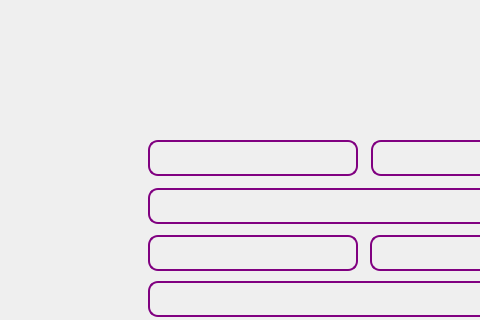
Before: the Qt Designer form Login/signupwindow.ui in Mamad-MD/JukeBox-MusicPlayer-, drawn with Qt 5; both pictures show x 0 to 480 and y 0 to 320 of the 800 by 450 pixel window.
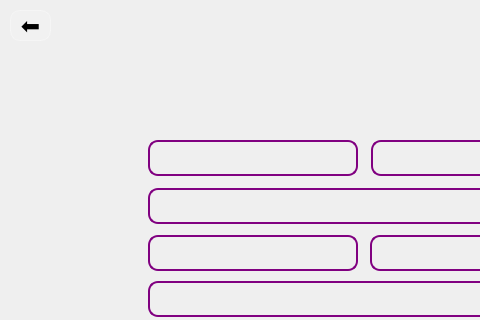
After: the same form once the commit is applied. Icons and pictures are not drawn.

Diff of the .ui file:
```diff
--- a/Login/signupwindow.ui
+++ b/Login/signupwindow.ui
@@ -26,6 +26,7 @@
     <property name="font">
      <font>
       <family>Fira Code</family>
+      <pointsize>12</pointsize>
      </font>
     </property>
     <property name="styleSheet">
@@ -267,6 +268,43 @@
      <string/>
     </property>
    </widget>
+   <widget class="QPushButton" name="goToLoginButton">
+    <property name="geometry">
+     <rect>
+      <x>10</x>
+      <y>10</y>
+      <width>41</width>
+      <height>31</height>
+     </rect>
+    </property>
+    <property name="font">
+     <font>
+      <pointsize>17</pointsize>
+     </font>
+    </property>
+    <property name="styleSheet">
+     <string notr="true">QPushButton {
+    background-color: rgba(255, 255, 255, 30); /* حالت نیمه شفاف */
+    border: 1px solid rgba(255, 255, 255, 80);
+    border-radius: 10px;
+    padding: 5px;
+    icon-size: 20px 20px;
+}
+
+QPushButton:hover {
+    background-color: rgba(255, 255, 255, 50);
+    border: 1px solid rgba(255, 255, 255, 120);
+}
+
+QPushButton:pressed {
+    background-color: rgba(255, 255, 255, 80);
+}
+</string>
+    </property>
+    <property name="text">
+     <string>⬅</string>
+    </property>
+   </widget>
   </widget>
  </widget>
  <tabstops>
```
